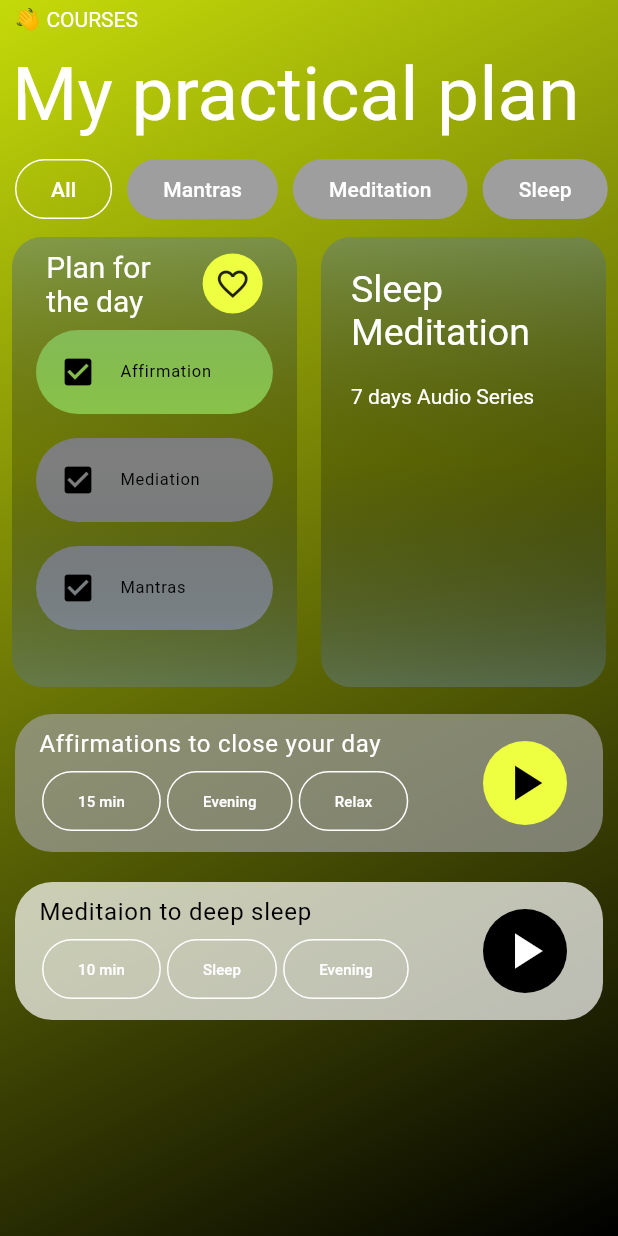
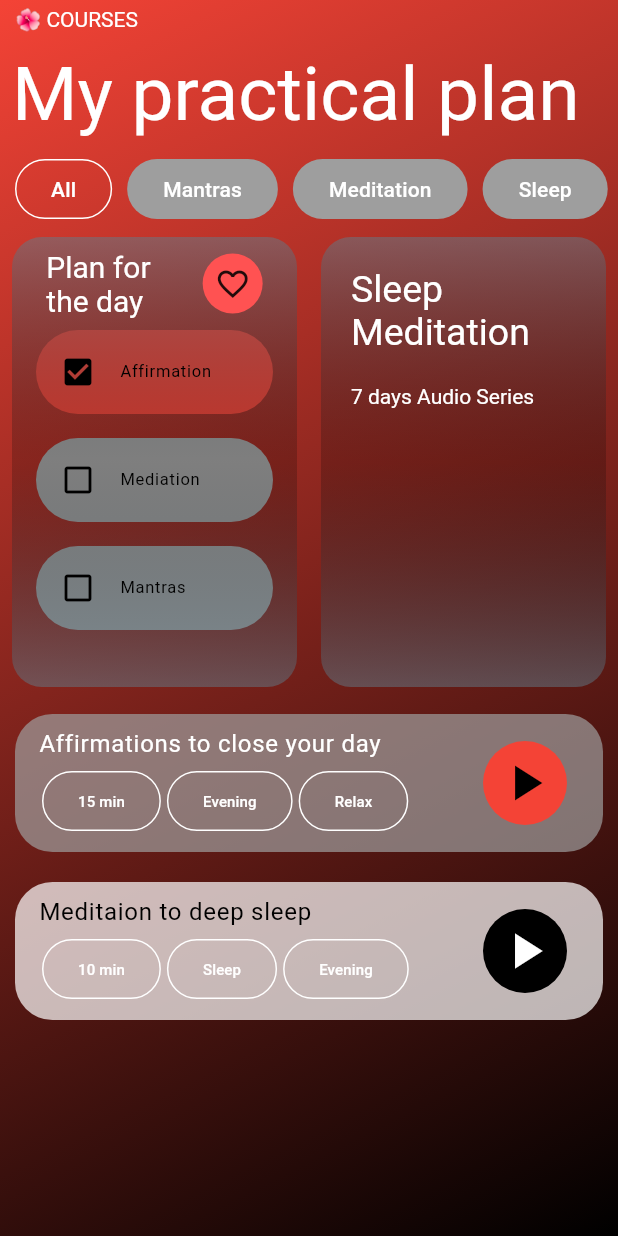
Before and after one commit to AleckDHolly/flutter_ui_4, a Flutter app: the screen it shows after launch, after a tap on "Get trained", on a phone screen of 412 x 824 dp. Run offline on Flutter 3.47's test engine with Material 2 defaults, Android fonts, the phone set to English and light mode, and no system bars.

```diff
--- a/lib/homepage.dart
+++ b/lib/homepage.dart
@@ -10,12 +10,12 @@ class HomePage extends StatelessWidget {
 
   @override
   Widget build(BuildContext context) {
-    return WillPopScope(
-      onWillPop: () async => false,
+    return PopScope(
+      canPop: false,
       child: Container(
         decoration: const BoxDecoration(
           gradient: LinearGradient(
-            colors: [Color.fromARGB(255, 197, 218, 9), Colors.black],
+            colors: [Colors.red, Colors.black],
             begin: Alignment.topLeft,
             end: Alignment.bottomRight,
           ),
@@ -39,7 +39,7 @@ class HomePage extends StatelessWidget {
                     tileColor: Colors.grey,
                     textColor: Colors.white,
                     playColor: Colors.black,
-                    btnColor: Colors.limeAccent,
+                    btnColor: Colors.red,
                   ),
                   ToDos(
                     title: "Meditaion to deep sleep",
--- a/lib/intro.dart
+++ b/lib/intro.dart
@@ -9,7 +9,7 @@ class Intro extends StatelessWidget {
     return Container(
       decoration: const BoxDecoration(
         gradient: LinearGradient(
-          colors: [Colors.lime, Colors.black],
+          colors: [Colors.red, Colors.black],
           begin: Alignment.topLeft,
           end: Alignment.bottomRight,
         ),
@@ -37,8 +37,10 @@ class Intro extends StatelessWidget {
                       const Flexible(
                         flex: 1,
                         child: Text(
-                          "👋",
-                          style: TextStyle(fontSize: 60),
+                          "🌺",
+                          style: TextStyle(
+                            fontSize: 60,
+                          ),
                         ),
                       ),
                       RichText(
@@ -48,7 +50,7 @@ class Intro extends StatelessWidget {
                             TextSpan(text: "All your"),
                             TextSpan(
                                 text: " meditations",
-                                style: TextStyle(color: Colors.limeAccent)),
+                                style: TextStyle(color: Colors.red)),
                             TextSpan(text: " in one app!"),
                           ],
                         ),
@@ -91,7 +93,7 @@ class Intro extends StatelessWidget {
                             height: 60,
                             child: ElevatedButton(
                               style: ElevatedButton.styleFrom(
-                                backgroundColor: Colors.lime,
+                                backgroundColor: Colors.red,
                               ),
                               onPressed: () {
                                 Navigator.of(context).push(
--- a/lib/main_categories.dart
+++ b/lib/main_categories.dart
@@ -22,7 +22,7 @@ class MainCategory extends StatelessWidget {
             decoration: BoxDecoration(
               gradient: LinearGradient(colors: [
                 Colors.blueGrey.withOpacity(0.5),
-                Color.fromARGB(51, 0, 0, 0),
+                const Color.fromARGB(51, 0, 0, 0),
                 Colors.blueGrey.withOpacity(0.5),
               ], begin: Alignment.topCenter, end: Alignment.bottomCenter),
               borderRadius: BorderRadius.circular(20),
@@ -35,17 +35,17 @@ class MainCategory extends StatelessWidget {
                   Row(
                     mainAxisAlignment: MainAxisAlignment.spaceAround,
                     children: [
-                      Text(
+                      const Text(
                         "Plan for \nthe day",
                         style: TextStyle(fontSize: 20),
                       ),
                       Container(
                         decoration: BoxDecoration(
-                          color: Colors.limeAccent,
+                          color: Colors.redAccent,
                           borderRadius: BorderRadius.circular(50),
                         ),
-                        child: Padding(
-                          padding: const EdgeInsets.all(8.0),
+                        child: const Padding(
+                          padding: EdgeInsets.all(8.0),
                           child: Icon(
                             Icons.favorite_border_outlined,
                           ),
@@ -60,13 +60,15 @@ class MainCategory extends StatelessWidget {
                         child: ListTile(
                           shape: RoundedRectangleBorder(
                               borderRadius: BorderRadius.circular(30)),
-                          leading: Icon(Icons.check_box),
+                          leading: category == plans.first
+                              ? Icon(Icons.check_box)
+                              : Icon(Icons.check_box_outline_blank),
                           title: Text(
                             category,
-                            style: TextStyle(fontSize: 11),
+                            style: const TextStyle(fontSize: 11),
                           ),
                           tileColor: category == plans.first
-                              ? Colors.lightGreenAccent
+                              ? Colors.red
                               : Colors.grey,
                         ),
                       );
@@ -85,13 +87,13 @@ class MainCategory extends StatelessWidget {
             decoration: BoxDecoration(
               gradient: LinearGradient(colors: [
                 Colors.blueGrey.withOpacity(0.5),
-                Color.fromARGB(51, 0, 0, 0),
+                const Color.fromARGB(51, 0, 0, 0),
                 Colors.blueGrey.withOpacity(0.5),
               ], begin: Alignment.topCenter, end: Alignment.bottomCenter),
               borderRadius: BorderRadius.circular(20),
             ),
-            child: Padding(
-              padding: const EdgeInsets.all(20),
+            child: const Padding(
+              padding: EdgeInsets.all(20),
               child: Column(
                 crossAxisAlignment: CrossAxisAlignment.start,
                 children: [
--- a/lib/top_titles.dart
+++ b/lib/top_titles.dart
@@ -11,7 +11,7 @@ class TopTitles extends StatelessWidget {
         Padding(
           padding: const EdgeInsets.symmetric(horizontal: 10, vertical: 5),
           child: Text(
-            '👋 Courses'.toUpperCase(),
+            '🌺 Courses'.toUpperCase(),
           ),
         ),
         const Padding(
```
